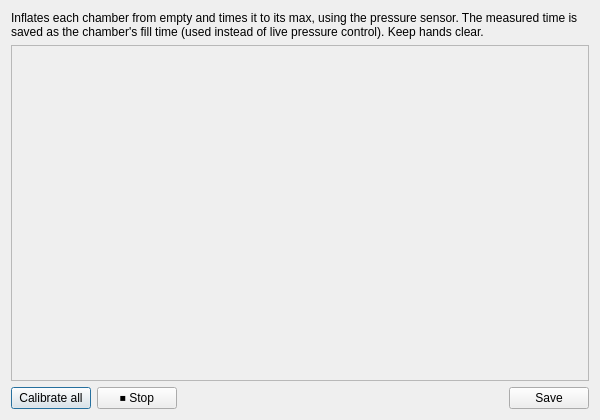
techandpeople/SoftEdIBO, file src/gui/ui/fill_calibration_dialog.ui: the form before one commit.
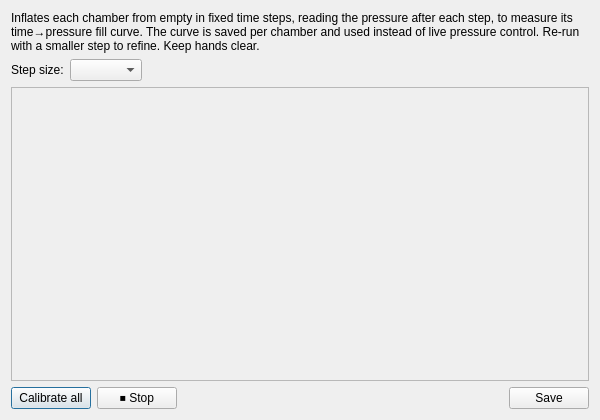
The form after the commit.

What changed in the file:
```diff
--- a/src/gui/ui/fill_calibration_dialog.ui
+++ b/src/gui/ui/fill_calibration_dialog.ui
@@ -16,9 +16,29 @@
    <item>
     <widget class="QLabel" name="intro_label">
      <property name="wordWrap"><bool>true</bool></property>
-     <property name="text"><string>Inflates each chamber from empty and times it to its max, using the pressure sensor. The measured time is saved as the chamber's fill time (used instead of live pressure control). Keep hands clear.</string></property>
+     <property name="text"><string>Inflates each chamber from empty in fixed time steps, reading the pressure after each step, to measure its time→pressure fill curve. The curve is saved per chamber and used instead of live pressure control. Re-run with a smaller step to refine. Keep hands clear.</string></property>
     </widget>
    </item>
+   <item>
+    <layout class="QHBoxLayout" name="controls_row">
+     <item>
+      <widget class="QLabel" name="step_label">
+       <property name="text"><string>Step size:</string></property>
+      </widget>
+     </item>
+     <item>
+      <widget class="QComboBox" name="step_combo">
+       <property name="whatsThis"><string>Inflate-step granularity for the sweep. Coarse is fast; finer steps measure more points on the curve. Re-run a chamber with a finer step to refine its curve.</string></property>
+      </widget>
+     </item>
+     <item>
+      <spacer name="controls_spacer">
+       <property name="orientation"><enum>Qt::Horizontal</enum></property>
+       <property name="sizeHint" stdset="0"><size><width>40</width><height>20</height></size></property>
+      </spacer>
+     </item>
+    </layout>
+   </item>
    <item>
     <widget class="QScrollArea" name="scroll_area">
      <property name="widgetResizable"><bool>true</bool></property>
```
Left out of the diff: 4 changed lines with no effect on the pictures.
